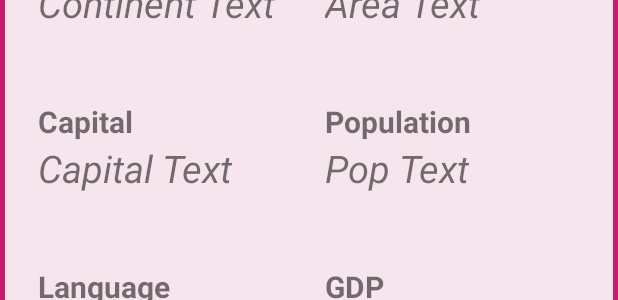
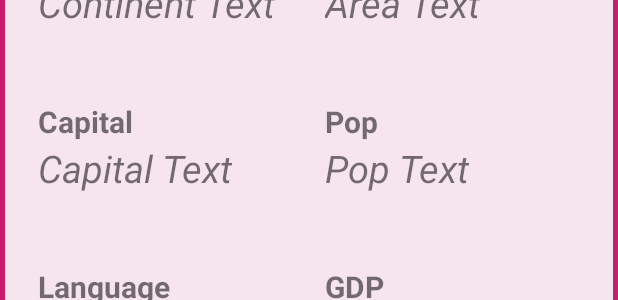
Before and after one commit to lewes5164312/Gamified-Assignment, an Android app: the layout country_detail.xml on its own in the app's theme, with its tools: preview values and no code run, on a phone screen of 412 x 824 dp. Shown: the part 496-796 px from the top of the screen. Run offline under Robolectric (Android 15) with nearby library versions, the light colour scheme and no system bars; network calls fail.

Commit message:
Revert "Population Text"
This reverts commit 8d482b02469d132f7c59b3aa5419d6649602c70f.

```diff
--- a/app/src/main/java/com/example/GeoQuizzer/MainActivity.java
+++ b/app/src/main/java/com/example/GeoQuizzer/MainActivity.java
@@ -31,9 +31,8 @@ import java.util.List;
 
 public class MainActivity extends AppCompatActivity {
 
+    private static final String TAG = "MainActivity";
     private static final String URL_DATA = "https://www.ttnsw.com.au/home/files/2014/8375293875293jkwhjkfhyhh/countries3.json";
-
-    //hashmap used to allow for easy retrival of a key CountryID when passing intents
     private static final HashMap<Integer, Country> countryList = new HashMap<>();
 
     @Override
--- a/app/src/main/res/layout/country_detail.xml
+++ b/app/src/main/res/layout/country_detail.xml
@@ -143,7 +143,7 @@
                 android:layout_height="wrap_content"
                 android:textStyle="bold"
                 android:layout_marginLeft="10dp"
-                android:text="Population"
+                android:text="Pop"
                 android:textSize="20dp"
                 app:layout_constraintTop_toTopOf="@id/capital_label"
                 app:layout_constraintStart_toEndOf="@id/middle"/>
```
